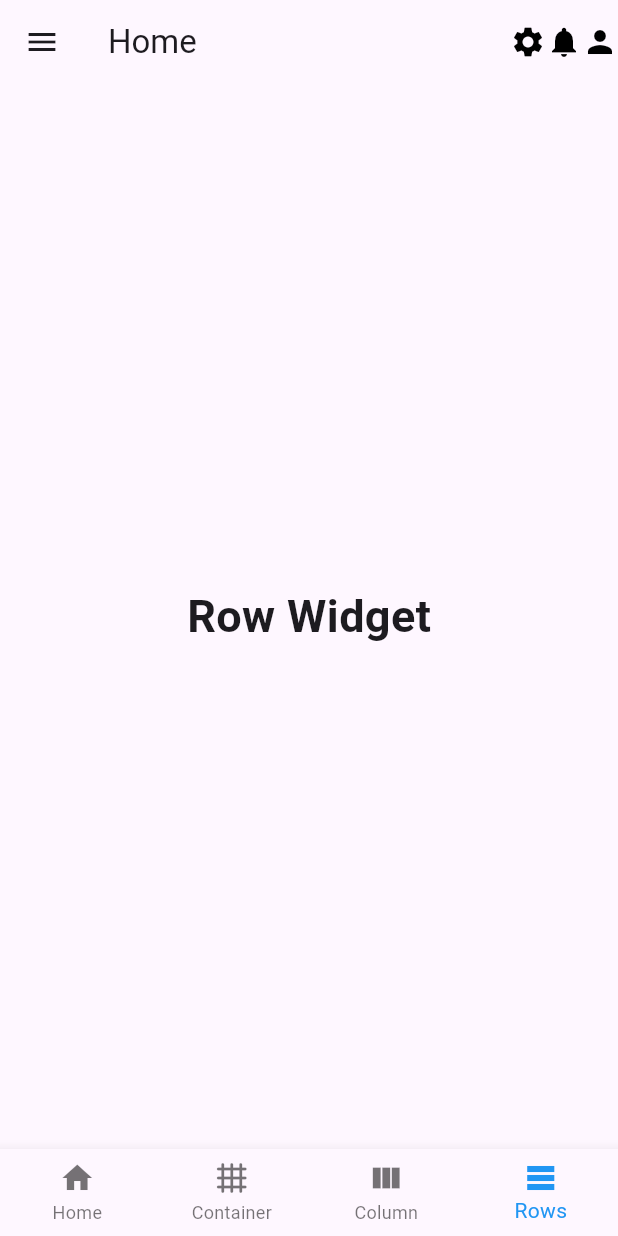
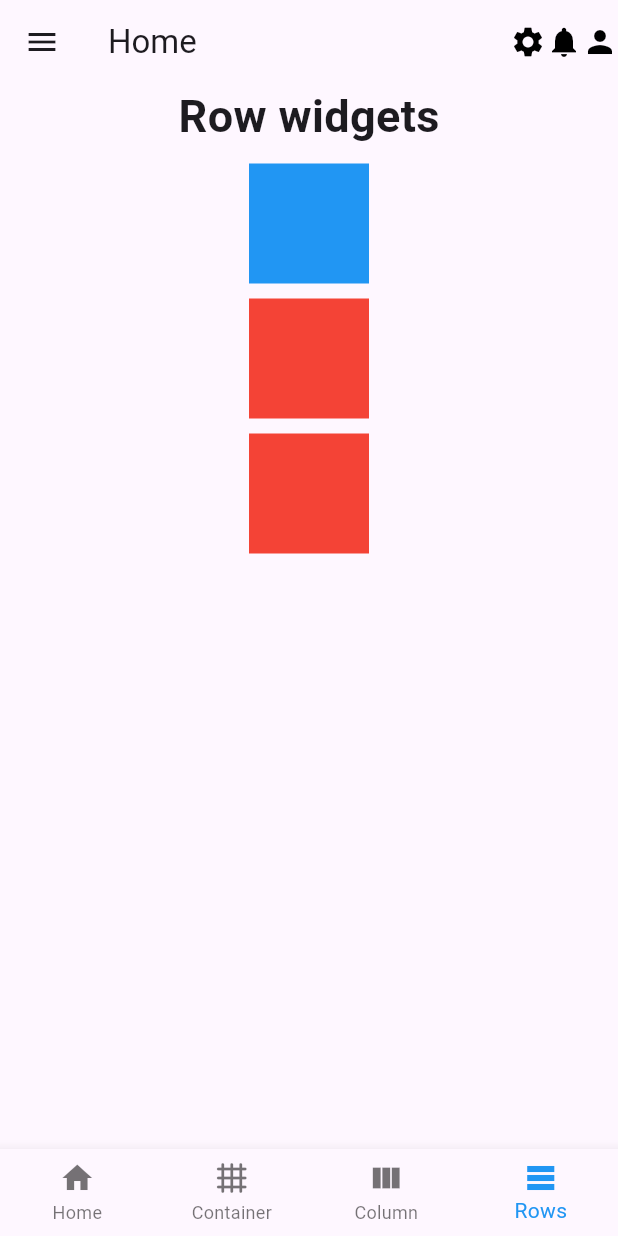
Before and after one commit to anjcrs/ccs_2801, a Flutter app: the Test5 screen opened directly, item 4 of the bottom bar chosen, on a phone screen of 412 x 824 dp. Run offline on Flutter 3.47's test engine with Material 3 defaults, Android fonts, the phone set to English and light mode, and no system bars; our stand-ins replace google_fonts.

Commit message:
Added rows

```diff
--- a/lib/main.dart
+++ b/lib/main.dart
@@ -16,7 +16,8 @@ import 'package:ccs_2801/screens/06_add_column.dart';
 import 'package:ccs_2801/screens/07_add_row.dart';
 import 'package:ccs_2801/screens/08_add_columnrow.dart';
 import 'package:ccs_2801/screens/09_activity1.dart';
-import 'package:ccs_2801/screens/13_add_bottom_navigationbar2.dart' show AddBottomNavigationBar2;
+import 'package:ccs_2801/screens/13_add_bottom_navigationbar2.dart'
+    show AddBottomNavigationBar2;
 
 import 'MyCPU/main_page.dart';
 
@@ -37,7 +38,7 @@ class MyApp extends StatelessWidget {
         useMaterial3: true,
       ),
 
-      home: const Test5(),
+      home: const Test4(),
       debugShowCheckedModeBanner: false,
     );
   }
--- a/lib/screens/test5.dart
+++ b/lib/screens/test5.dart
@@ -95,22 +95,21 @@ class _Test5State extends State<Test5> {
                   child: Column(
                     crossAxisAlignment: CrossAxisAlignment.center,
                     children: <Widget>[
-                      SizedBox(height: 10),
                       Container(
-                        width: 70,
-                        height: 70,
+                        width: 80,
+                        height: 80,
                         color: Colors.blue,
                       ),
                       SizedBox(height: 10),
                       Container(
-                        width: 70,
-                        height: 70,
+                        width: 80,
+                        height: 80,
                         color: Colors.blue,
                       ),
                       SizedBox(height: 10),
                       Container(
-                        width: 70,
-                        height: 70,
+                        width: 80,
+                        height: 80,
                         color: Colors.blue,
                       ),
                     ],
@@ -152,15 +151,54 @@ class _Test5State extends State<Test5> {
 
 
     // ROW WIDGET
-    Center(
-      child: Text(
-          'Row Widget',
-        style: TextStyle(
-          fontSize: 30,
-          fontWeight: FontWeight.bold,
-        ),
+    Scaffold(
+      body: SafeArea(
+          child: Stack(
+            children: [
+              Column(
+                children: <Widget>[
+                  Center(
+                    child: Column(
+                      mainAxisAlignment: MainAxisAlignment.spaceEvenly,
+                      crossAxisAlignment: CrossAxisAlignment.center,
+                      children: [
+                        Text(
+                            "Row widgets",
+                          style: TextStyle(
+                              fontSize: 30,
+                              fontWeight: FontWeight.bold
+                          ),
+                        ),
+                      ],
+                    ),
+                  ),
+                  SizedBox(
+                    height: 10,
+                  ),
+                  Container(
+                    height: 80,
+                    width: 80,
+                    color: Colors.blue,
+                  ),
+                  SizedBox(height: 10),
+                  Container(
+                    height: 80,
+                    width: 80,
+                    color: Colors.red,
+                  ),
+                  SizedBox(height: 10),
+                  Container(
+                    height: 80,
+                    width: 80,
+                    color: Colors.red,
+                  ),
+                ],
+              ),
+            ],
+          )
       ),
     ),
+
   ];
 
   void _onTapped(int index) {
```
Also changed, not shown: lib/screens/test4.dart (+47 -34 lines).
